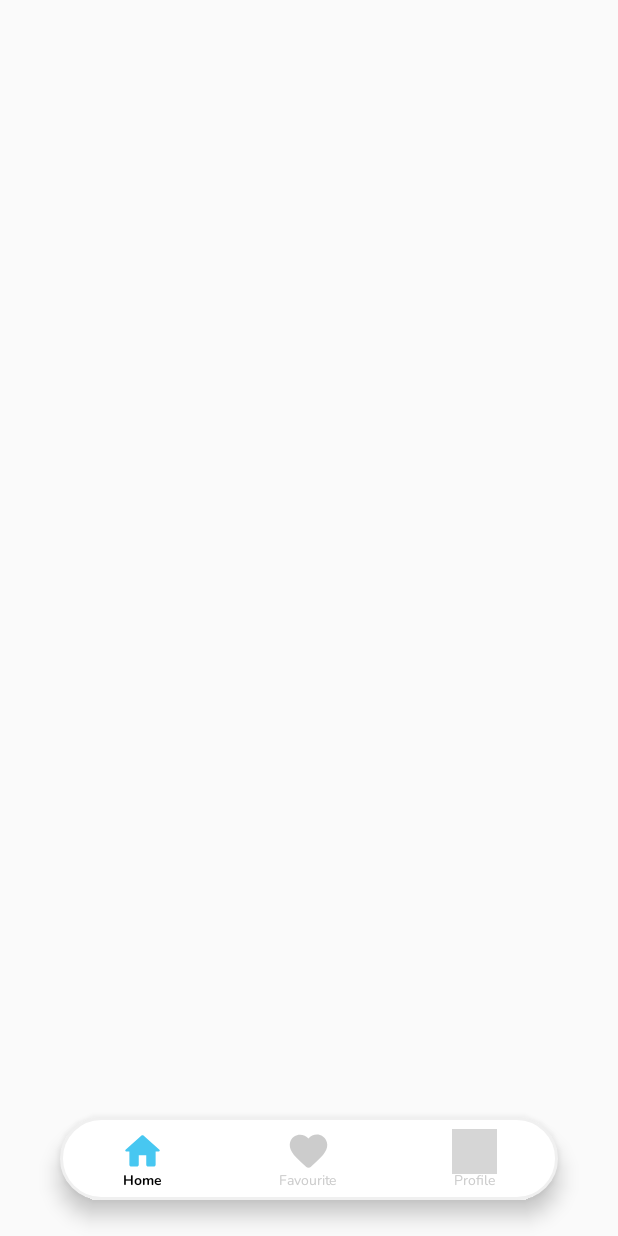
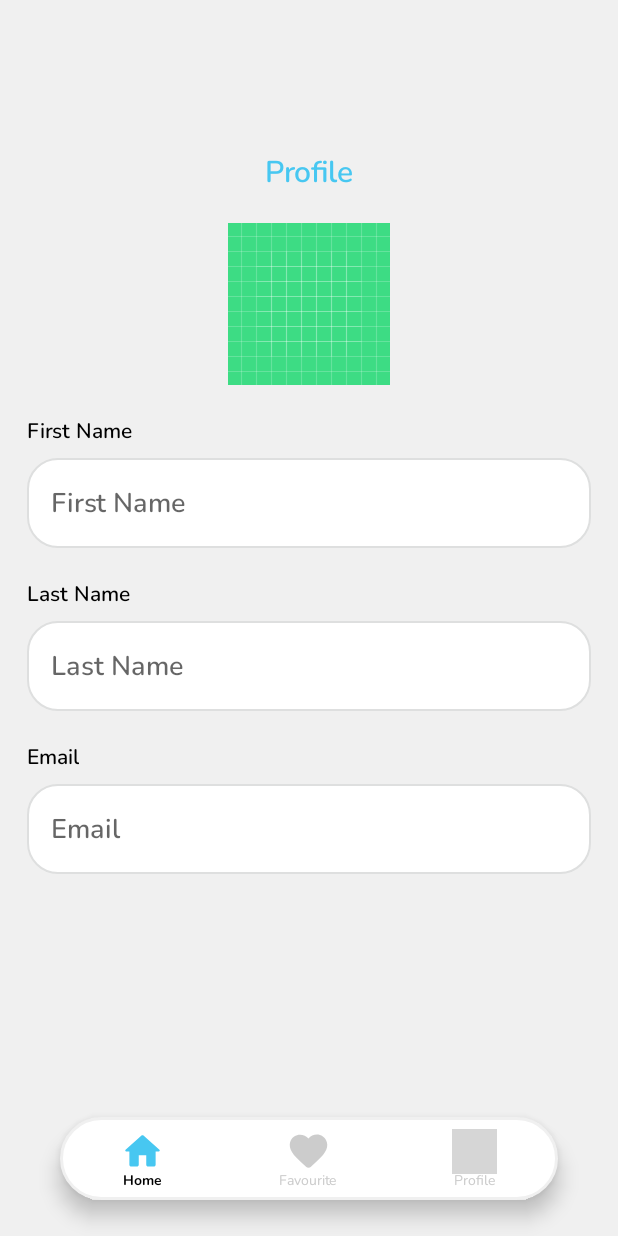
Before and after one commit to naveenbhanuka/NewsApp, an Android app: the fragment ProfileFragment placed in its activity, on a phone screen of 412 x 824 dp. Run offline under Robolectric (Android 15) with nearby library versions, the phone set to English and light mode, and no system bars; network calls fail; pictures from the network do not load; 1 statement that could not run was skipped; grey boxes are pictures that could not be loaded.

Commit message:
Profile Fragment UI implementation

```diff
--- a/app/src/main/AndroidManifest.xml
+++ b/app/src/main/AndroidManifest.xml
@@ -1,6 +1,8 @@
 <?xml version="1.0" encoding="utf-8"?>
 <manifest xmlns:android="http://schemas.android.com/apk/res/android"
     xmlns:tools="http://schemas.android.com/tools">
+
+<uses-permission android:name="android.permission.INTERNET"/>
 
     <application
         android:allowBackup="true"
@@ -36,6 +38,20 @@
             android:launchMode="singleTop"
             android:screenOrientation="portrait"
             android:windowSoftInputMode="stateHidden|adjustResize" />
+        <activity
+            android:name=".presentation.view_news.ViewNewsActivity"
+            android:parentActivityName=".presentation.main.MainActivity"
+            android:exported="false"
+            android:launchMode="singleTop"
+            android:screenOrientation="portrait"
+            android:windowSoftInputMode="stateHidden|adjustResize" />
+        <activity
+            android:name=".presentation.view_latest_news.ViewLatestNews"
+            android:parentActivityName=".presentation.main.MainActivity"
+            android:exported="false"
+            android:launchMode="singleTop"
+            android:screenOrientation="portrait"
+            android:windowSoftInputMode="stateHidden|adjustResize" />
     </application>
 
 </manifest>
--- a/app/src/main/res/layout/fragment_profile.xml
+++ b/app/src/main/res/layout/fragment_profile.xml
@@ -1,6 +1,114 @@
 <?xml version="1.0" encoding="utf-8"?>
-<androidx.constraintlayout.widget.ConstraintLayout xmlns:android="http://schemas.android.com/apk/res/android"
+<ScrollView xmlns:android="http://schemas.android.com/apk/res/android"
+    xmlns:app="http://schemas.android.com/apk/res-auto"
     android:layout_width="match_parent"
-    android:layout_height="match_parent">
+    android:layout_height="match_parent"
+    android:background="@color/colorAccent">
 
-</androidx.constraintlayout.widget.ConstraintLayout>
+    <androidx.constraintlayout.widget.ConstraintLayout
+        android:layout_width="match_parent"
+        android:layout_height="match_parent">
+
+
+        <TextView
+            android:id="@+id/tv_label_profile"
+            style="@style/colorPrimaryBlueSemiBoldStyle.Size20"
+            android:layout_width="wrap_content"
+            android:layout_height="wrap_content"
+            android:layout_marginTop="100dp"
+            android:text="@string/label_nav_profile"
+            app:layout_constraintEnd_toEndOf="parent"
+            app:layout_constraintStart_toStartOf="parent"
+            app:layout_constraintTop_toTopOf="parent" />
+
+        <ImageView
+            android:id="@+id/iv_logo"
+            android:layout_width="wrap_content"
+            android:layout_height="wrap_content"
+            android:layout_marginTop="20dp"
+            app:layout_constraintEnd_toEndOf="parent"
+            app:layout_constraintStart_toStartOf="parent"
+            app:layout_constraintTop_toBottomOf="@+id/tv_label_profile"
+            app:srcCompat="@drawable/ic_launcher_background" />
+
+        <TextView
+            android:id="@+id/tv_label_first_name"
+            style="@style/colorBlackSemiBoldStyle.Size14"
+            android:layout_width="wrap_content"
+            android:layout_height="wrap_content"
+            android:layout_marginStart="18dp"
+            android:layout_marginTop="20dp"
+            android:text="@string/label_first_name"
+            app:layout_constraintStart_toStartOf="parent"
+            app:layout_constraintTop_toBottomOf="@+id/iv_logo" />
+
+        <EditText
+            android:id="@+id/et_first_name"
+            style="@style/editTextStyle"
+            android:layout_width="0dp"
+            android:layout_height="60dp"
+            android:layout_marginStart="18dp"
+            android:layout_marginTop="8dp"
+            android:layout_marginEnd="18dp"
+            android:ems="10"
+            android:hint="@string/label_first_name"
+            android:inputType="text"
+            app:layout_constraintEnd_toEndOf="parent"
+            app:layout_constraintStart_toStartOf="parent"
+            app:layout_constraintTop_toBottomOf="@+id/tv_label_first_name" />
+
+        <TextView
+            android:id="@+id/tv_label_last_name"
+            style="@style/colorBlackSemiBoldStyle.Size14"
+            android:layout_width="wrap_content"
+            android:layout_height="wrap_content"
+            android:layout_marginStart="18dp"
+            android:layout_marginTop="20dp"
+            android:text="@string/label_last_name"
+            app:layout_constraintStart_toStartOf="parent"
+            app:layout_constraintTop_toBottomOf="@+id/et_first_name" />
+
+        <EditText
+            android:id="@+id/et_last_name"
+            style="@style/editTextStyle"
+            android:layout_width="0dp"
+            android:layout_height="60dp"
+            android:layout_marginStart="18dp"
+            android:layout_marginTop="8dp"
+            android:layout_marginEnd="18dp"
+            android:ems="10"
+            android:hint="@string/label_last_name"
+            android:inputType="text"
+            app:layout_constraintEnd_toEndOf="parent"
+            app:layout_constraintStart_toStartOf="parent"
+            app:layout_constraintTop_toBottomOf="@+id/tv_label_last_name" />
+
+        <TextView
+            android:id="@+id/tv_label_email"
+            style="@style/colorBlackSemiBoldStyle.Size14"
+            android:layout_width="wrap_content"
+            android:layout_height="wrap_content"
+            android:layout_marginStart="18dp"
+            android:layout_marginTop="20dp"
+            android:text="@string/label_email"
+            app:layout_constraintStart_toStartOf="parent"
+            app:layout_constraintTop_toBottomOf="@+id/et_last_name" />
+
+        <EditText
+            android:id="@+id/et_email"
+            style="@style/editTextStyle"
+            android:layout_width="0dp"
+            android:layout_height="60dp"
+            android:layout_marginStart="18dp"
+            android:layout_marginTop="8dp"
+            android:layout_marginEnd="18dp"
+            android:ems="10"
+            android:hint="@string/label_email"
+            android:inputType="text"
+            app:layout_constraintEnd_toEndOf="parent"
+            app:layout_constraintStart_toStartOf="parent"
+            app:layout_constraintTop_toBottomOf="@+id/tv_label_email" />
+
+    </androidx.constraintlayout.widget.ConstraintLayout>
+
+</ScrollView>
```
